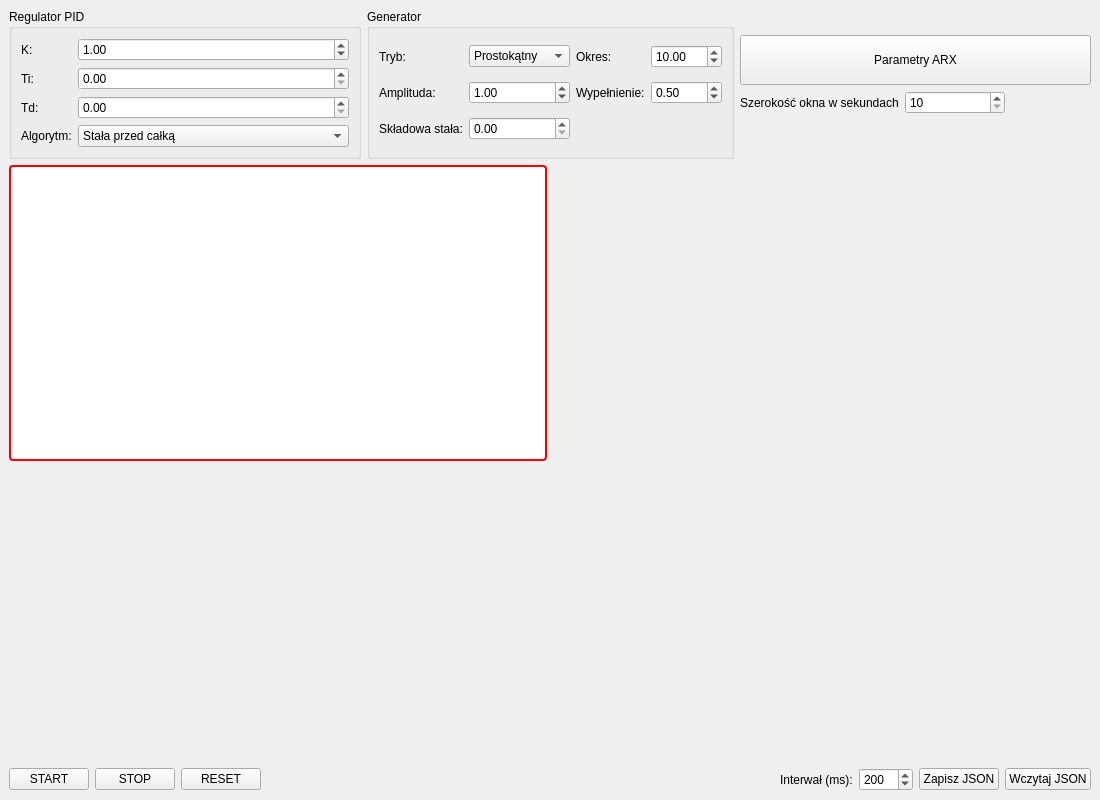
Above: mainwindow.ui from MichalWalterowski/projektUAR before the change. Below: the same form after it.
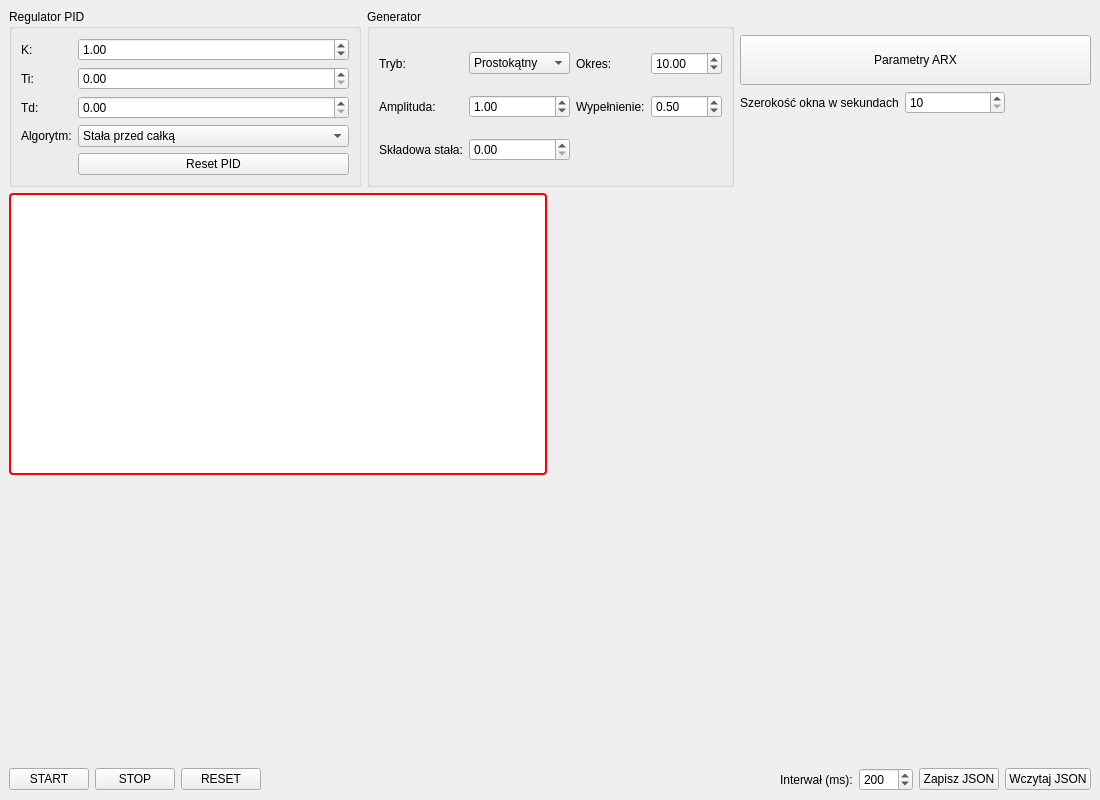
That is the form after the change.

What changed in the file:
```diff
--- a/mainwindow.ui
+++ b/mainwindow.ui
@@ -98,6 +98,13 @@
            </item>
           </widget>
          </item>
+         <item row="4" column="1">
+          <widget class="QPushButton" name="btnPIDReset">
+           <property name="text">
+            <string>Reset PID</string>
+           </property>
+          </widget>
+         </item>
         </layout>
        </widget>
       </item>
```
Left out of the diff: 2 changed lines with no effect on the pictures.
